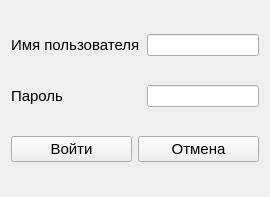
DenisArger/git_well, file Gui/logindialog.ui: the form before one commit.
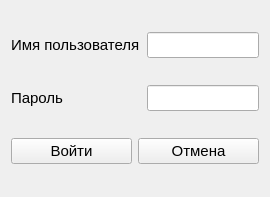
The form after the commit.

Diff of the .ui file:
```diff
--- a/Gui/logindialog.ui
+++ b/Gui/logindialog.ui
@@ -38,7 +38,13 @@
       </widget>
      </item>
      <item>
-      <widget class="QLineEdit" name="loginLineEdit"/>
+      <widget class="QLineEdit" name="loginLineEdit">
+       <property name="font">
+        <font>
+         <pointsize>11</pointsize>
+        </font>
+       </property>
+      </widget>
      </item>
     </layout>
    </item>
@@ -64,6 +70,11 @@
      </item>
      <item>
       <widget class="QLineEdit" name="passLineEdit">
+       <property name="font">
+        <font>
+         <pointsize>11</pointsize>
+        </font>
+       </property>
        <property name="echoMode">
         <enum>QLineEdit::Password</enum>
        </property>
@@ -83,6 +94,12 @@
        <property name="text">
         <string>Войти</string>
        </property>
+       <property name="shortcut">
+        <string>Return, Enter</string>
+       </property>
+       <property name="default">
+        <bool>false</bool>
+       </property>
       </widget>
      </item>
      <item>
```
